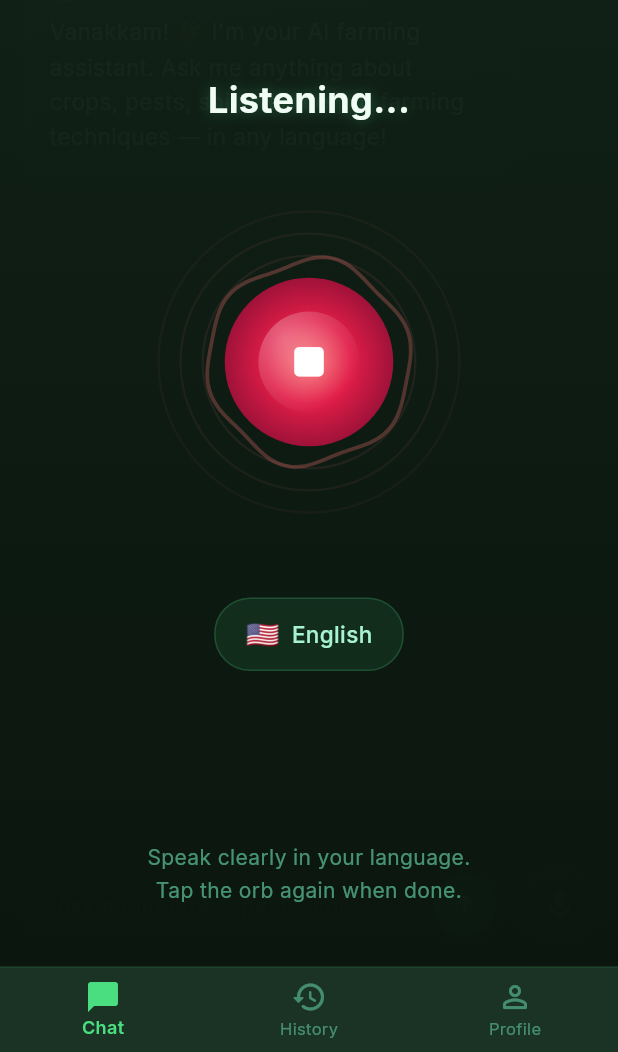
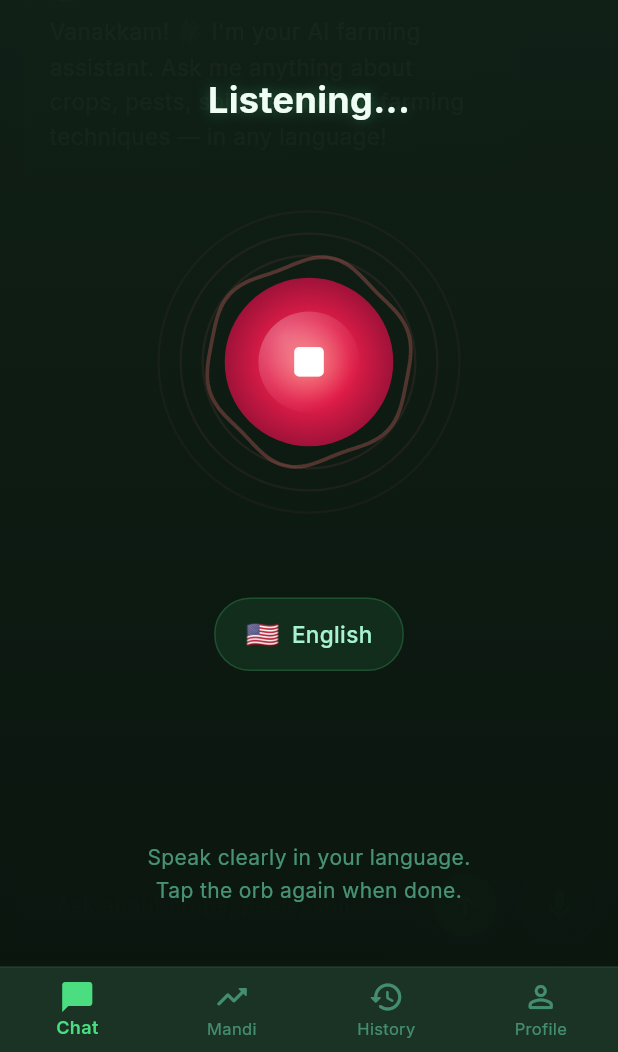
Before and after one commit to SURYAMurugan2211/Farmer_Copilot_AI_Voice_Assistant, a Flutter app: the screen it shows after launch, after a tap on the "mic" icon, on a phone screen of 412 x 824 dp, the part 184-1236 px from its top. Run offline on Flutter 3.47's test engine with Material 3 defaults, Android fonts, the phone set to English and light mode, and no system bars; our stand-ins replace audioplayers, dio, flutter_riverpod, flutter_spinkit, google_fonts, permission_handler and 1 more; missing offline and left inert: record; network calls fail.

Commit message:
update the layout with madi price ui

```diff
--- a/Mobile/lib/providers/app_providers.dart
+++ b/Mobile/lib/providers/app_providers.dart
@@ -48,6 +48,31 @@ class CurrentUserNotifier extends StateNotifier<AsyncValue<User?>> {
       final response = await _apiService.getUserProfile(userId);
       state = AsyncValue.data(response.user);
     } catch (e) {
+      state = AsyncValue.error(e, StackTrace.current);
+    }
+  }
+
+
+  Future<void> loginAsGuest() async {
+    state = const AsyncValue.loading();
+    try {
+      final prefs = await SharedPreferences.getInstance();
+      String? deviceId = prefs.getString('device_id');
+      if (deviceId == null) {
+        deviceId = 'guest_${DateTime.now().millisecondsSinceEpoch}';
+        await prefs.setString('device_id', deviceId);
+      }
+
+      // Auto-register guest
+      // Using the device ID as phone number for uniqueness
+      final response = await _apiService.registerUser(
+        phoneNumber: deviceId,
+        name: 'Guest Farmer',
+        language: 'en',
+      );
+      state = AsyncValue.data(response.user);
+    } catch (e) {
+      print('Guest login failed: $e');
       state = AsyncValue.error(e, StackTrace.current);
     }
   }
--- a/Mobile/lib/screens/home_screen.dart
+++ b/Mobile/lib/screens/home_screen.dart
@@ -9,7 +9,9 @@ import '../services/audio_service.dart';
 import '../widgets/chat_bubble_widget.dart';
 import '../widgets/voice_orb_widget.dart';
 import 'history_screen.dart';
+import 'history_screen.dart';
 import 'settings_screen.dart';
+import 'mandi_screen.dart';
 
 class HomeScreen extends ConsumerStatefulWidget {
   const HomeScreen({super.key});
@@ -45,6 +47,14 @@ class _HomeScreenState extends ConsumerState<HomeScreen>
       parent: _overlayController,
       curve: Curves.easeOut,
     );
+
+    // Auto-login guest if not authenticated
+    Future.microtask(() {
+      final user = ref.read(currentUserProvider).value;
+      if (user == null) {
+        ref.read(currentUserProvider.notifier).loginAsGuest();
+      }
+    });
 
     // Add welcome message
     Future.microtask(() {
@@ -198,6 +208,8 @@ class _HomeScreenState extends ConsumerState<HomeScreen>
                       _buildInputBar(),
                     ],
                   ),
+                  // ─── Mandi Tab ───
+                  const MandiScreen(),
                   // ─── History Tab ───
                   const HistoryScreen(),
                   // ─── Settings Tab ───
@@ -852,11 +864,17 @@ class _HomeScreenState extends ConsumerState<HomeScreen>
         unselectedItemColor: AppTheme.textMuted.withValues(alpha: 0.5),
         selectedLabelStyle: const TextStyle(fontSize: 12, fontWeight: FontWeight.w600),
         unselectedLabelStyle: const TextStyle(fontSize: 11),
+        type: BottomNavigationBarType.fixed,
         items: const [
           BottomNavigationBarItem(
             icon: Icon(Icons.chat_bubble_outline_rounded),
             activeIcon: Icon(Icons.chat_bubble_rounded),
             label: 'Chat',
+          ),
+          BottomNavigationBarItem(
+            icon: Icon(Icons.trending_up_rounded),
+            activeIcon: Icon(Icons.analytics_rounded),
+            label: 'Mandi',
           ),
           BottomNavigationBarItem(
             icon: Icon(Icons.history_rounded),
--- /dev/null
+++ b/Mobile/lib/screens/mandi_screen.dart
@@ -0,0 +1,348 @@
+import 'package:flutter/material.dart';
+import '../config/theme.dart';
+import 'dart:math';
+
+class MandiScreen extends StatefulWidget {
+  const MandiScreen({super.key});
+
+  @override
+  State<MandiScreen> createState() => _MandiScreenState();
+}
+
+class _MandiScreenState extends State<MandiScreen> {
+  // Form Controllers
+  final _stateController = TextEditingController();
+  final _districtController = TextEditingController();
+  final _talukController = TextEditingController();
+  final _villageController = TextEditingController();
+  final _pincodeController = TextEditingController();
+  final _cropController = TextEditingController();
+
+  bool _isLoading = false;
+  bool _showResult = false;
+  String? _predictedPrice;
+  double _priceChange = 0.0;
+
+  @override
+  void dispose() {
+    _stateController.dispose();
+    _districtController.dispose();
+    _talukController.dispose();
+    _villageController.dispose();
+    _pincodeController.dispose();
+    _cropController.dispose();
+    super.dispose();
+  }
+
+  void _predictPrice() async {
+    // Basic validation
+    if (_cropController.text.isEmpty || _stateController.text.isEmpty) {
+      ScaffoldMessenger.of(context).showSnackBar(
+        const SnackBar(content: Text('Please enter Crop and State')),
+      );
+      return;
+    }
+
+    setState(() {
+      _isLoading = true;
+      _showResult = false;
+    });
+
+    // Simulate API call delay
+    await Future.delayed(const Duration(seconds: 2));
+
+    if (!mounted) return;
+
+    // Simulate result based on input
+    final random = Random();
+    final basePrice = 20 + random.nextInt(40); // 20-60
+    final change = (random.nextDouble() * 20) - 5; // -5% to +15%
+
+    setState(() {
+      _isLoading = false;
+      _showResult = true;
+      _predictedPrice = '₹$basePrice/kg';
+      _priceChange = change;
+    });
+  }
+
+  @override
+  Widget build(BuildContext context) {
+    return Scaffold(
+      backgroundColor: Colors.transparent,
+      body: SingleChildScrollView(
+        padding: const EdgeInsets.fromLTRB(20, 20, 20, 100),
+        child: Column(
+          crossAxisAlignment: CrossAxisAlignment.start,
+          children: [
+            // Header
+            const Text(
+              'Mandi Price Predictor 📈',
+              style: TextStyle(
+                fontSize: 24,
+                fontWeight: FontWeight.bold,
+                color: AppTheme.textPrimary,
+              ),
+            ),
+            const SizedBox(height: 8),
+            Text(
+              'Get accurate price predictions for your location',
+              style: TextStyle(
+                fontSize: 14,
+                color: AppTheme.textMuted,
+              ),
+            ),
+
+            const SizedBox(height: 24),
+
+            // Prediction Form
+            _buildPredictionForm(),
+
+            const SizedBox(height: 24),
+
+            // Result Section
+            if (_isLoading)
+              const Center(child: CircularProgressIndicator(color: AppTheme.accentGreen))
+            else if (_showResult)
+              _buildAnalysisResult(),
+
+            const SizedBox(height: 32),
+
+            // Market Insights (Static for now)
+            if (!_showResult) ...[
+              const Text(
+                'Market Trends (General)',
+                style: TextStyle(
+                  fontSize: 18,
+                  fontWeight: FontWeight.w600,
+                  color: AppTheme.textPrimary,
+                ),
+              ),
+              const SizedBox(height: 16),
+              _buildChartPlaceholder(),
+            ],
+          ],
+        ),
+      ),
+    );
+  }
+
+  Widget _buildPredictionForm() {
+    return Container(
+      padding: const EdgeInsets.all(20),
+      decoration: BoxDecoration(
+        color: AppTheme.surfaceColor,
+        borderRadius: BorderRadius.circular(20),
+        border: Border.all(color: AppTheme.accentGreen.withValues(alpha: 0.1)),
+        boxShadow: [
+          BoxShadow(
+            color: Colors.black.withValues(alpha: 0.05),
+            blurRadius: 10,
+          ),
+        ],
+      ),
+      child: Column(
+        crossAxisAlignment: CrossAxisAlignment.stretch,
+        children: [
+          _buildTextField('Crop Name *', 'e.g. Tomato, Paddy', _cropController, Icons.grass),
+          const SizedBox(height: 16),
+          Row(
+            children: [
+              Expanded(child: _buildTextField('State *', 'Tamil Nadu', _stateController, Icons.map)),
+              const SizedBox(width: 12),
+              Expanded(child: _buildTextField('District', 'Salem', _districtController, Icons.location_city)),
+            ],
+          ),
+          const SizedBox(height: 16),
+          Row(
+            children: [
+              Expanded(child: _buildTextField('Taluk', 'Omalur', _talukController, Icons.place)),
+              const SizedBox(width: 12),
+              Expanded(child: _buildTextField('Village', 'Kadayampatti', _villageController, Icons.home_work)),
+            ],
+          ),
+          const SizedBox(height: 16),
+          _buildTextField('Pincode', '636309', _pincodeController, Icons.pin_drop, isNumber: true),
+
+          const SizedBox(height: 24),
+
+          ElevatedButton(
+            onPressed: _predictPrice,
+            style: ElevatedButton.styleFrom(
+              backgroundColor: AppTheme.accentGreen,
+              foregroundColor: Colors.white,
+              padding: const EdgeInsets.symmetric(vertical: 16),
+              shape: RoundedRectangleBorder(borderRadius: BorderRadius.circular(12)),
+              elevation: 4,
+              shadowColor: AppTheme.accentGreen.withValues(alpha: 0.4),
+            ),
+            child: const Text(
+              'Predict Price 🚀',
+              style: TextStyle(fontSize: 16, fontWeight: FontWeight.bold),
+            ),
+          ),
+        ],
+      ),
+    );
+  }
+
+  Widget _buildTextField(String label, String hint, TextEditingController controller, IconData icon, {bool isNumber = false}) {
+    return Column(
+      crossAxisAlignment: CrossAxisAlignment.start,
+      children: [
+        Text(
+          label,
+          style: TextStyle(
+            fontSize: 13,
+            fontWeight: FontWeight.w600,
+            color: AppTheme.textPrimary.withValues(alpha: 0.8),
+          ),
+        ),
+        const SizedBox(height: 6),
+        TextField(
+          controller: controller,
+          keyboardType: isNumber ? TextInputType.number : TextInputType.text,
+          style: const TextStyle(color: AppTheme.textPrimary),
+          decoration: InputDecoration(
+            hintText: hint,
+            hintStyle: TextStyle(color: AppTheme.textMuted.withValues(alpha: 0.5), fontSize: 13),
+            prefixIcon: Icon(icon, color: AppTheme.accentGreen, size: 20),
+            filled: true,
+            fillColor: AppTheme.primaryBg,
+            border: OutlineInputBorder(
+              borderRadius: BorderRadius.circular(12),
+              borderSide: BorderSide.none,
+            ),
+            contentPadding: const EdgeInsets.symmetric(horizontal: 16, vertical: 12),
+          ),
+        ),
+      ],
+    );
+  }
+
+  Widget _buildAnalysisResult() {
+    final isPositive = _priceChange >= 0;
+    return Container(
+      padding: const EdgeInsets.all(20),
+      decoration: BoxDecoration(
+        gradient: LinearGradient(
+          colors: [
+            AppTheme.accentGreen.withValues(alpha: 0.15),
+            AppTheme.surfaceColor,
+          ],
+          begin: Alignment.topLeft,
+          end: Alignment.bottomRight,
+        ),
+        borderRadius: BorderRadius.circular(24),
+        border: Border.all(color: AppTheme.accentGreen.withValues(alpha: 0.3)),
+      ),
+      child: Column(
+        children: [
+          Row(
+            children: [
+              Container(
+                padding: const EdgeInsets.all(12),
+                decoration: BoxDecoration(
+                  color: Colors.white,
+                  shape: BoxShape.circle,
+                  boxShadow: [
+                    BoxShadow(color: Colors.black.withValues(alpha: 0.05), blurRadius: 8),
+                  ],
+                ),
+                child: const Text('💰', style: TextStyle(fontSize: 28)),
+              ),
+              const SizedBox(width: 16),
+              Expanded(
+                child: Column(
+                  crossAxisAlignment: CrossAxisAlignment.start,
+                  children: [
+                    Text(
+                      'Predicted for ${_cropController.text}',
+                      style: TextStyle(fontSize: 14, color: AppTheme.textMuted),
+                    ),
+                    Text(
+                      '${_villageController.text.isNotEmpty ? _villageController.text : _districtController.text.isNotEmpty ? _districtController.text : "Your Location"} Market',
+                      style: const TextStyle(
+                        fontSize: 18,
+                        fontWeight: FontWeight.bold,
+                        color: AppTheme.textPrimary,
+                      ),
+                    ),
+                  ],
+                ),
+              ),
+            ],
+          ),
+          const SizedBox(height: 24),
+          Row(
+            mainAxisAlignment: MainAxisAlignment.spaceBetween,
+            children: [
+              Column(
+                crossAxisAlignment: CrossAxisAlignment.start,
+                children: [
+                  Text('Expected Price', style: TextStyle(color: AppTheme.textMuted)),
+                  const SizedBox(height: 4),
+                  Text(
+                    _predictedPrice ?? '₹--',
+                    style: const TextStyle(
+                      fontSize: 32,
+                      fontWeight: FontWeight.w800,
+                      color: AppTheme.accentGreen,
+                    ),
+                  ),
+                ],
+              ),
+              Container(
+                padding: const EdgeInsets.symmetric(horizontal: 12, vertical: 8),
+                decoration: BoxDecoration(
+                  color: isPositive ? Colors.green.withValues(alpha: 0.1) : Colors.red.withValues(alpha: 0.1),
+                  borderRadius: BorderRadius.circular(12),
+                ),
+                child: Row(
+                  children: [
+                    Icon(
+                      isPositive ? Icons.trending_up : Icons.trending_down,
+                      color: isPositive ? Colors.green : Colors.red,
+                      size: 20,
+                    ),
+                    const SizedBox(width: 4),
+                    Text(
+                      '${_priceChange.abs().toStringAsFixed(1)}%',
+                      style: TextStyle(
+                        fontWeight: FontWeight.bold,
+                        color: isPositive ? Colors.green : Colors.red,
+                      ),
+                    ),
+                  ],
+                ),
+              ),
+            ],
+          ),
+          const SizedBox(height: 16),
+          Text(
+            'Analysis based on historical data from ${_stateController.text} and local weather patterns.',
+            style: TextStyle(fontSize: 12, color: AppTheme.textMuted, fontStyle: FontStyle.italic),
+          ),
+        ],
+      ),
+    );
+  }
+
+  Widget _buildChartPlaceholder() {
+    return Container(
+      height: 160,
+      padding: const EdgeInsets.all(16),
+      decoration: BoxDecoration(
+        color: AppTheme.surfaceColor,
+        borderRadius: BorderRadius.circular(20),
+        border: Border.all(color: AppTheme.textMuted.withValues(alpha: 0.1)),
+      ),
+      child: Center(
+        child: Text(
+          'Chart requires prediction data',
+          style: TextStyle(color: AppTheme.textMuted),
+        ),
+      ),
+    );
+  }
+}
```
Also changed, not shown: Mobile/lib/models/api_models.dart (+13 -4 lines).
